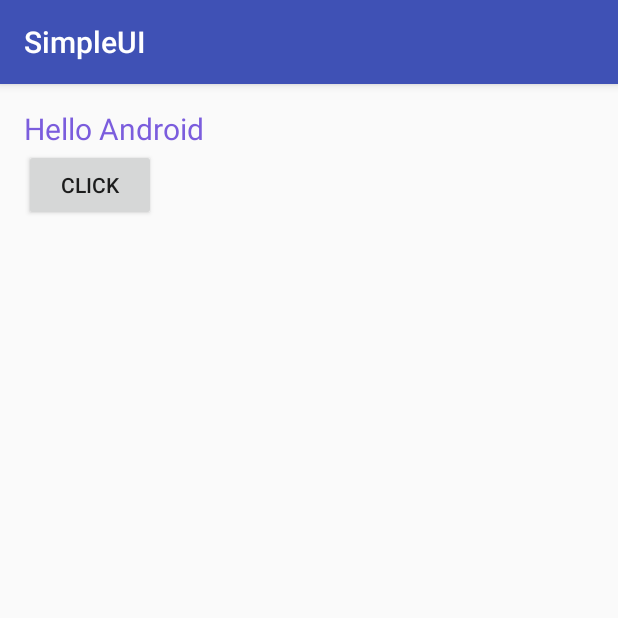
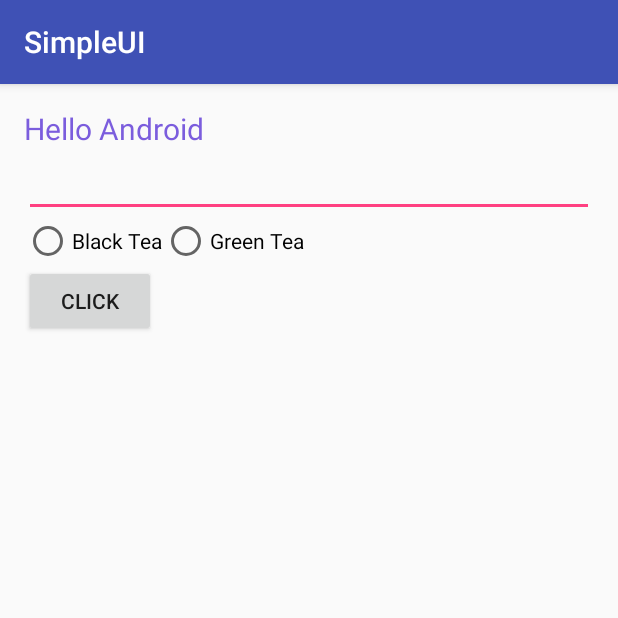
Before and after one commit to d6e0n2nis/android-class272, an Android app: the screen it shows after launch (MainActivity), on a phone screen of 412 x 824 dp, the top half of it. Run offline under Robolectric (Android 15) with nearby library versions, the phone set to English and light mode, and no system bars; 4 statements that could not run were skipped.

Commit message:
add edittext

```diff
--- a/SimpleUI/app/build.gradle
+++ b/SimpleUI/app/build.gradle
@@ -23,4 +23,5 @@ dependencies {
     compile fileTree(dir: 'libs', include: ['*.jar'])
     testCompile 'junit:junit:4.12'
     compile 'com.android.support:appcompat-v7:23.3.0'
+    compile 'com.google.android.gms:play-services-appindexing:8.1.0'
 }
--- a/SimpleUI/app/src/main/AndroidManifest.xml
+++ b/SimpleUI/app/src/main/AndroidManifest.xml
@@ -15,6 +15,11 @@
                 <category android:name="android.intent.category.LAUNCHER" />
             </intent-filter>
         </activity>
+        <!-- ATTENTION: This was auto-generated to add Google Play services to your project for
+             App Indexing.  See https://g.co/AppIndexing/AndroidStudio for more information. -->
+        <meta-data
+            android:name="com.google.android.gms.version"
+            android:value="@integer/google_play_services_version" />
     </application>
 
 </manifest>
--- a/SimpleUI/app/src/main/java/com/example/user/simpleui/MainActivity.java
+++ b/SimpleUI/app/src/main/java/com/example/user/simpleui/MainActivity.java
@@ -1,27 +1,93 @@
 package com.example.user.simpleui;
 
+import android.net.Uri;
 import android.support.v7.app.AppCompatActivity;
 import android.os.Bundle;
 import android.view.View;
+import android.widget.EditText;
+import android.widget.RadioGroup;
 import android.widget.TextView;
+
+import com.google.android.gms.appindexing.Action;
+import com.google.android.gms.appindexing.AppIndex;
+import com.google.android.gms.common.api.GoogleApiClient;
 
 public class MainActivity extends AppCompatActivity {
     TextView textView;
+    EditText editText;
+    RadioGroup radioGroup;
+
+
+    String drink = "Black Tea";
+
+
+    private GoogleApiClient client;
 
     @Override
     protected void onCreate(Bundle savedInstanceState) {
         super.onCreate(savedInstanceState);
         setContentView(R.layout.activity_main);
 
-        textView = (TextView)findViewById(R.id.textView);
+        textView = (TextView) findViewById(R.id.textView);
+        editText = (EditText) findViewById(R.id.editText);
+        radioGroup = (RadioGroup)findViewById(R.id.radioGroup);
 
+        radioGroup.setOnCheckedChangeListener(new RadioGroup.OnCheckedChangeListener() {
+            @Override
+            public void onCheckedChanged(RadioGroup group, int checkedId) {
+                if(checkedId == R.id.blacktearadioButton)
+                {
+                    drink="Black Tea";
+                }
+                else if (checkedId == R.id.greentearadioButton2)
+                {
+                    drink = "Green Tea";
+                }
+            }
 
+        });
+        client = new GoogleApiClient.Builder(this).addApi(AppIndex.API).build();
+    }
+
+    public void click(View view) {
+        String text = editText.getText().toString();
+        text = text + "Order" + drink;
+        textView.setText("text");
 
     }
 
-      public void click(View view)
-    {
-        textView.setText("Hello TextView!!!");
+    @Override
+    public void onStart() {
+        super.onStart();
 
+
+        client.connect();
+        Action viewAction = Action.newAction(
+                Action.TYPE_VIEW,
+                "Main Page",
+                Uri.parse("http://host/path"),
+                Uri.parse("android-app://com.example.user.simpleui/http/host/path")
+        );
+        AppIndex.AppIndexApi.start(client, viewAction);
+    }
+
+    @Override
+    public void onStop() {
+        super.onStop();
+
+        // ATTENTION: This was auto-generated to implement the App Indexing API.
+        // See https://g.co/AppIndexing/AndroidStudio for more information.
+        Action viewAction = Action.newAction(
+                Action.TYPE_VIEW, // TODO: choose an action type.
+                "Main Page", // TODO: Define a title for the content shown.
+                // TODO: If you have web page content that matches this app activity's content,
+                // make sure this auto-generated web page URL is correct.
+                // Otherwise, set the URL to null.
+                Uri.parse("http://host/path"),
+                // TODO: Make sure this auto-generated app deep link URI is correct.
+                Uri.parse("android-app://com.example.user.simpleui/http/host/path")
+        );
+        AppIndex.AppIndexApi.end(client, viewAction);
+        client.disconnect();
     }
 }
--- a/SimpleUI/app/src/main/res/layout/activity_main.xml
+++ b/SimpleUI/app/src/main/res/layout/activity_main.xml
@@ -22,7 +22,39 @@
         android:layout_height="wrap_content"
         android:text="Click"
         android:id="@+id/button"
-        android:layout_below="@+id/textView"
+        android:layout_below="@+id/radioGroup"
         android:layout_alignParentLeft="true"
         android:layout_alignParentStart="true" />
+
+    <EditText
+        android:layout_width="match_parent"
+        android:layout_height="wrap_content"
+        android:id="@+id/editText"
+        android:layout_below="@+id/textView"
+        android:layout_alignParentRight="true"
+        android:layout_alignParentEnd="true" />
+
+    <RadioGroup
+        android:layout_width="match_parent"
+        android:layout_height="wrap_content"
+        android:orientation="horizontal"
+        android:id="@+id/radioGroup"
+        android:layout_below="@+id/editText"
+        android:layout_alignParentLeft="true"
+        android:layout_alignParentStart="true">
+
+        <RadioButton
+            android:layout_width="wrap_content"
+            android:layout_height="wrap_content"
+            android:text="Black Tea"
+            android:id="@+id/blacktearadioButton"
+            android:checked="false" />
+
+        <RadioButton
+            android:layout_width="wrap_content"
+            android:layout_height="wrap_content"
+            android:text="Green Tea"
+            android:id="@+id/greentearadioButton2"
+            android:checked="false" />
+    </RadioGroup>
 </RelativeLayout>
```
